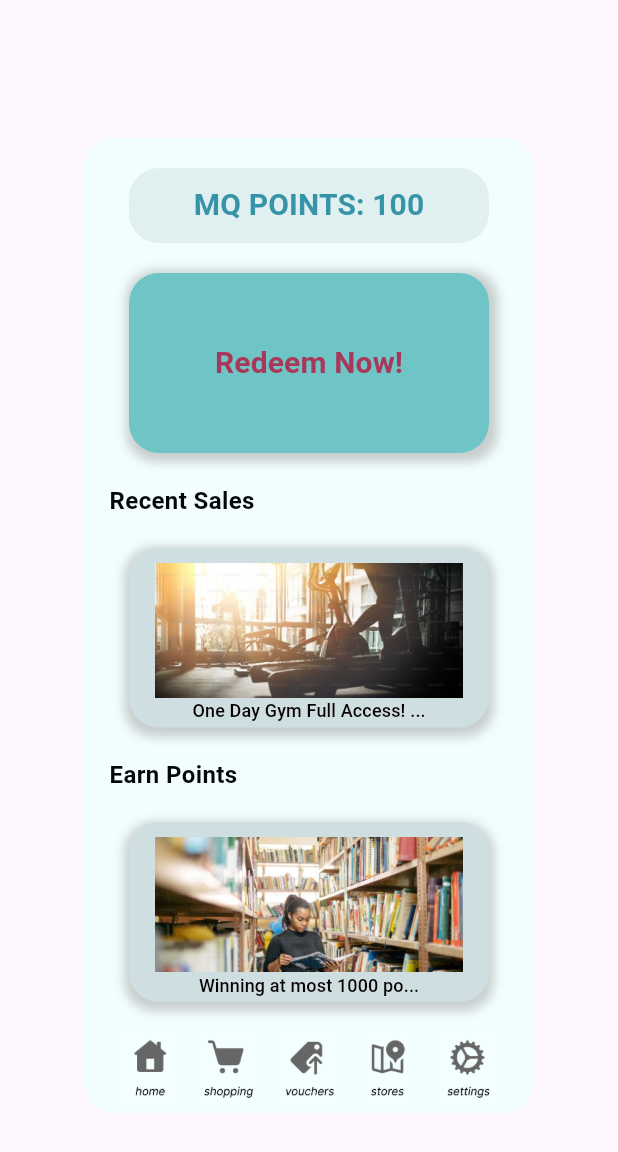
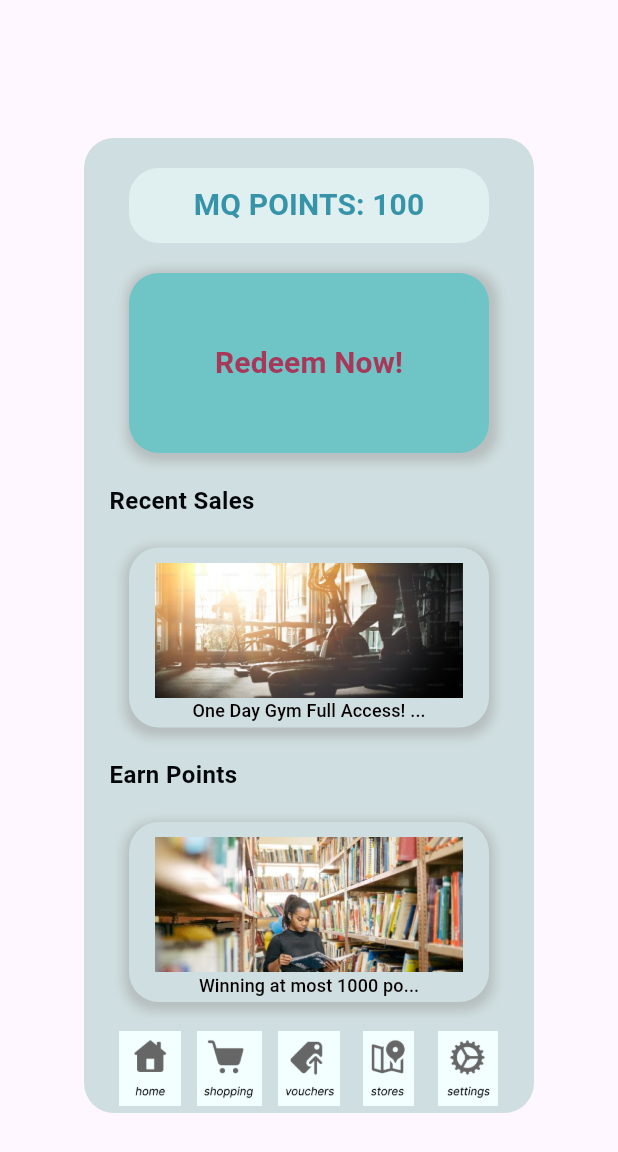
Before and after one commit to tinger529/MQ_points, a Flutter app: the HomeScreen widget shown alone on an empty page, opened directly, on a phone screen of 412 x 824 dp. Shown: the top 1152 px of the screen. Run offline on Flutter 3.47's test engine with Material 3 defaults, Android fonts, the phone set to English and light mode, and no system bars; Roboto replaces fonts that are missing (Italic).

Commit message:
add dark mode buttons

```diff
--- a/lib/models/patterns.dart
+++ b/lib/models/patterns.dart
@@ -208,7 +208,7 @@ Container buildContainerE(state, String page, String txt, {Color colour = const
   }
 
 // container for setting buttons
-Container buildContainerF(state, String page, String txt, {Color colour = const Color(0xFFE0F0F0), Color fontColor = const Color(0xFF7C8081)}) {
+Container buildContainerF(state, String page, String txt, {Color colour = const Color(0xFFE0F0F0), Color fontColor = const Color(0xFF7C8081), String arg = ""}) {
     return Container(
       width: 240.0,
       height: 50.0,
@@ -222,7 +222,7 @@ Container buildContainerF(state, String page, String txt, {Color colour = const
         ),
       ),
       child: OutlinedButton(
-          onPressed: () => {state.redirect(page)},
+          onPressed: () => {state.redirect(page, arg: arg)},
           style: OutlinedButton.styleFrom(
             shape: RoundedRectangleBorder(
               borderRadius: BorderRadius.circular(20.0),
@@ -285,8 +285,8 @@ Container tool(state, String page, String pth) {
     return Container(
       width: 50.0,
       height: 50.0,
-      decoration: const BoxDecoration(
-        color: Color(0xFFF2FEFE),
+      decoration: BoxDecoration(
+        color: state.currentTheme ? const Color(0xFF073636) : const Color(0xFFCFDEE0),
       ),
       child: OutlinedButton(
           onPressed: () => {state.redirect(page)},
@@ -314,7 +314,7 @@ Container tool(state, String page, String pth) {
 
 // tool bar container
 Row toolbar(state) {
-    return Row(
+    return state.currentTheme == false ? Row(
       mainAxisAlignment: MainAxisAlignment.center,
       children: [
         tool(state, "home", 'assets/image/home.png'),
@@ -327,5 +327,19 @@ Row toolbar(state) {
         const SizedBox(width: 3),
         tool(state, "setting", "assets/image/settings.png"),
       ],
+    ) :
+    Row(
+      mainAxisAlignment: MainAxisAlignment.center,
+      children: [
+        tool(state, "home", 'assets/image/homeDark.png'),
+        const SizedBox(width: 3),
+        tool(state, "redemption", "assets/image/shoppingDark.png"),
+        const SizedBox(width: 3),
+        tool(state, "voucher", "assets/image/vouchersDark.png"),
+        const SizedBox(width: 3),
+        tool(state, "stores", "assets/image/storesDark.png"),
+        const SizedBox(width: 3),
+        tool(state, "setting", "assets/image/settingsDark.png"),
+      ],
     );
   }
--- a/lib/models/state.dart
+++ b/lib/models/state.dart
@@ -24,15 +24,15 @@ class StateModel extends ChangeNotifier {
 
   // background color, foreground color, font color
   List<Color> darkScene = [
-    const Color(0xFFF2FEFE),
-    const Color.fromARGB(255, 0, 8, 10),
+    const Color.fromARGB(255, 7, 3, 39),
+    const Color(0xFF073636),
     const Color.fromARGB(255, 245, 247, 248),
   ];
 
   // background color, foreground color, font color
   List<Color> lightScene = [
+    const Color(0xFFBBE9F3),
     const Color(0xFFF2FEFE),
-    const Color(0xFFBBE9F3),
     const Color.fromARGB(255, 2, 6, 9),
   ];
 
@@ -44,6 +44,7 @@ class StateModel extends ChangeNotifier {
   }
 
   List<Color> get currentScene => dark ? darkScene : lightScene;
+  bool get currentTheme => dark;
 
   StateModel() {
     _status = "start";
@@ -90,6 +91,12 @@ class StateModel extends ChangeNotifier {
         show = false;
       }
     }
+
+    if(page == "setting"){
+      if(arg == "theme"){
+        toggleTheme();
+      }
+    }
   }
 
   void redirect(String page, {String arg = ""}){
--- a/lib/mq_point.dart
+++ b/lib/mq_point.dart
@@ -23,7 +23,7 @@ class MQpoint extends StatelessWidget {
         builder: (context, state, child) {
           return Scaffold(
             body: Container(
-              color:const Color(0xFFBBE9F3),
+              color: state.currentScene[0],
               child: switch(state.pageStatus) {
                 "login" => LoginScreen(),
                 "start" => const FirstScreen(),
--- a/lib/screens/home_screen.dart
+++ b/lib/screens/home_screen.dart
@@ -25,9 +25,9 @@ class HomeScreen extends StatelessWidget {
                 Container(
                   width: 300.0,
                   height: 650.0,
-                  decoration: const BoxDecoration(
-                    color: Color(0xFFF2FEFE),
-                    borderRadius: BorderRadius.only(
+                  decoration: BoxDecoration(
+                    color: state.currentTheme ? const Color(0xFF073636) : const Color(0xFFCFDEE0),
+                    borderRadius: const BorderRadius.only(
                       topLeft: Radius.circular(20.0),
                       topRight: Radius.circular(20.0),
                       bottomLeft: Radius.circular(20.0),
@@ -47,13 +47,13 @@ class HomeScreen extends StatelessWidget {
 
                       const SizedBox(height: 20),
 
-                      const SizedBox(
+                      SizedBox(
                         width: double.infinity,
                         child: Text(
                             "    Recent Sales",
                             textAlign: TextAlign.left,
                             style: TextStyle(
-                              color: Color.fromARGB(255, 2, 6, 9),
+                              color: state.currentScene[2],
                               fontSize: 16,
                               fontWeight: FontWeight.bold,
                               fontFamily: "Italic",
@@ -67,13 +67,13 @@ class HomeScreen extends StatelessWidget {
 
                       const SizedBox(height: 20),
 
-                      const SizedBox(
+                      SizedBox(
                         width: double.infinity,
                         child: Text(
                             "    Earn Points",
                             textAlign: TextAlign.left,
                             style: TextStyle(
-                              color: Color.fromARGB(255, 2, 6, 9),
+                              color: state.currentScene[2],
                               fontSize: 16,
                               fontWeight: FontWeight.bold,
                               fontFamily: "Italic",
--- a/lib/screens/setting_screen.dart
+++ b/lib/screens/setting_screen.dart
@@ -70,6 +70,10 @@ class SettingScreen extends StatelessWidget {
                         const SizedBox(height: 10),
 
                         buildContainerF(state, "contact", "Contact Us"),
+
+                        const SizedBox(height: 10),
+
+                        buildContainerF(state, "setting", "Dark Mode", arg: "theme"),
                       ],
                     ),
                   ),
--- a/pubspec.yaml
+++ b/pubspec.yaml
@@ -77,6 +77,11 @@ flutter:
     - assets/image/barcode.png
     - assets/image/user.png
     - assets/image/mq-campus-map.png
+    - assets/image/homeDark.png
+    - assets/image/settingsDark.png
+    - assets/image/shoppingDark.png
+    - assets/image/storesDark.png
+    - assets/image/vouchersDark.png
 
   # An image asset can refer to one or more resolution-specific "variants", see
   # https://flutter.dev/assets-and-images/#resolution-aware
```
Also changed, not shown: assets/image/homeDark.png (added), assets/image/settingsDark.png (added), assets/image/shoppingDark.png (added), assets/image/storesDark.png (added), assets/image/vouchersDark.png (added), 1 other file.
